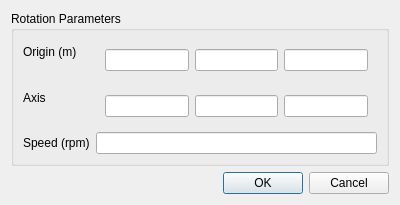
Old version of the form baramFlow/view/setup/dynamic_mesh/motion_functions/rotation_dialog.ui in the repository xupeiwust/baram.
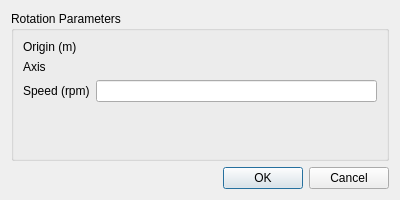
New version of the form. Custom widgets are drawn as their Qt base class.

Commit message: Vector is used for vector inputs

The edit to the form file:
```diff
--- a/baramFlow/view/setup/dynamic_mesh/motion_functions/rotation_dialog.ui
+++ b/baramFlow/view/setup/dynamic_mesh/motion_functions/rotation_dialog.ui
@@ -28,19 +28,7 @@
        </widget>
       </item>
       <item row="0" column="1">
-       <widget class="QWidget" name="originWidget" native="true">
-        <layout class="QHBoxLayout" name="originLayout">
-         <item>
-          <widget class="QLineEdit" name="originX"/>
-         </item>
-         <item>
-          <widget class="QLineEdit" name="originY"/>
-         </item>
-         <item>
-          <widget class="QLineEdit" name="originZ"/>
-         </item>
-        </layout>
-       </widget>
+       <widget class="VectorWidget" name="origin"/>
       </item>
       <item row="1" column="0">
        <widget class="QLabel" name="axisLabel">
@@ -50,19 +38,7 @@
        </widget>
       </item>
       <item row="1" column="1">
-       <widget class="QWidget" name="axisWidget" native="true">
-        <layout class="QHBoxLayout" name="axisLayout">
-         <item>
-          <widget class="QLineEdit" name="axisX"/>
-         </item>
-         <item>
-          <widget class="QLineEdit" name="axisY"/>
-         </item>
-         <item>
-          <widget class="QLineEdit" name="axisZ"/>
-         </item>
-        </layout>
-       </widget>
+       <widget class="VectorWidget" name="axis"/>
       </item>
       <item row="2" column="0">
        <widget class="QLabel" name="speedLabel">
@@ -86,6 +62,13 @@
    </item>
   </layout>
  </widget>
+ <customwidgets>
+  <customwidget>
+   <class>VectorWidget</class>
+   <extends>QWidget</extends>
+   <header>baramFlow.view.widgets.vector_widget</header>
+  </customwidget>
+ </customwidgets>
  <resources/>
  <connections/>
 </ui>
```
The commit also changes 26 other files.
